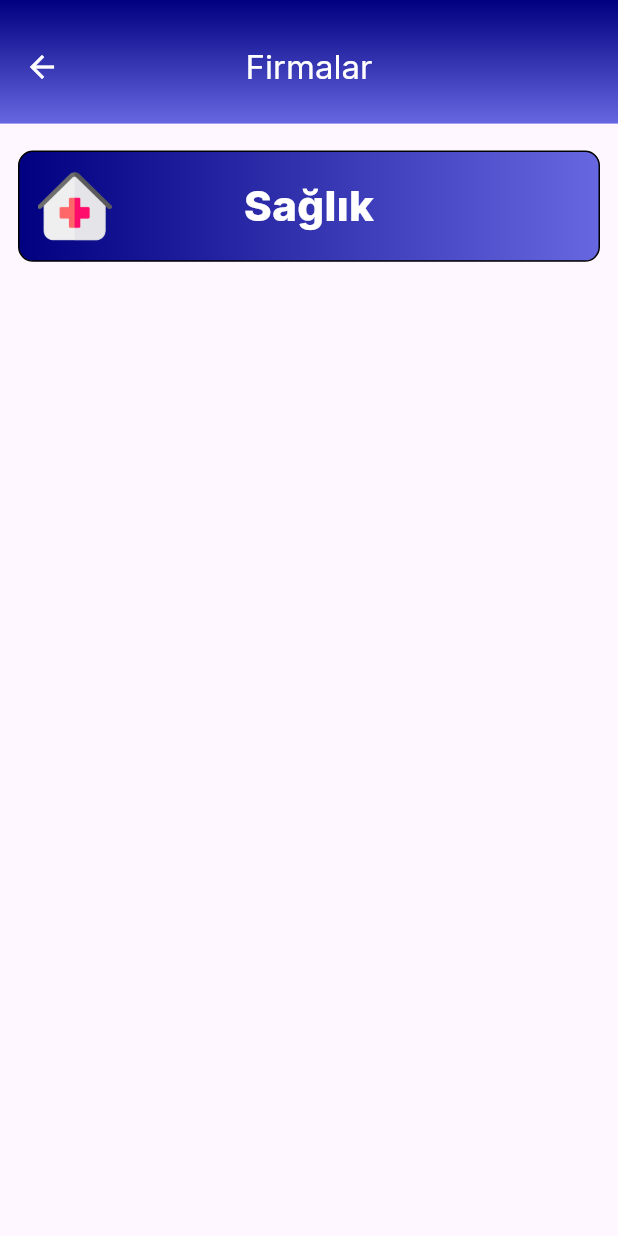
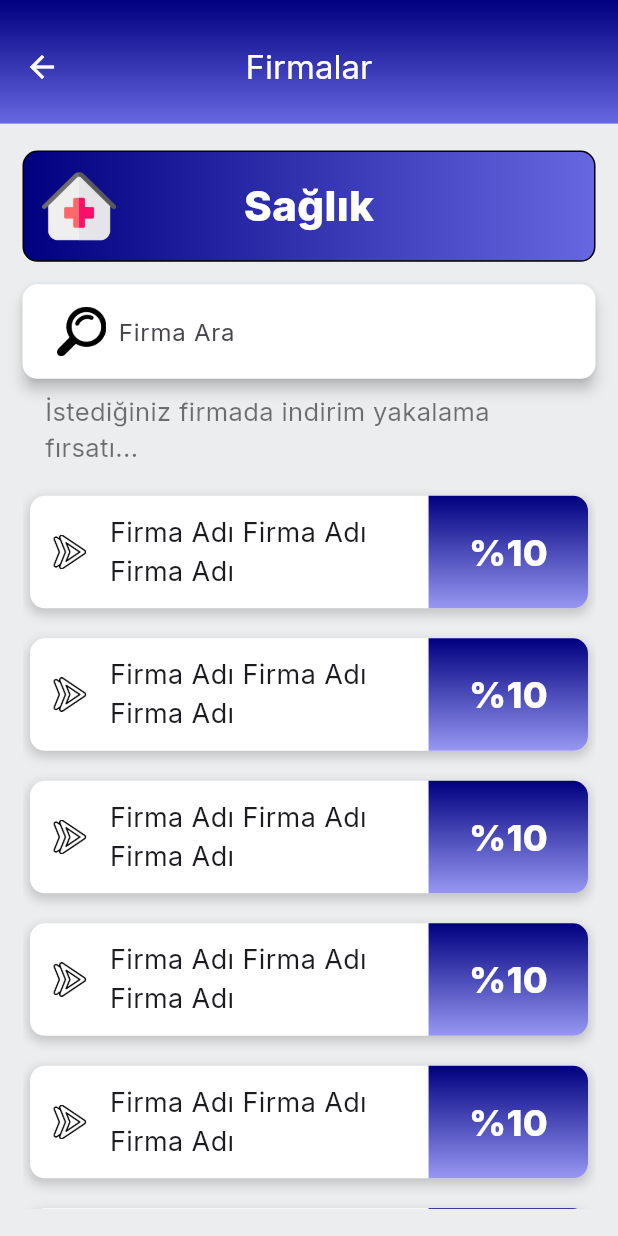
Before and after one commit to isTechSoftSoftwareTechnologies/lyness-draft, a Flutter app: the screen it shows after launch, on a phone screen of 412 x 824 dp. Run offline on Flutter 3.47's test engine with Material 3 defaults, Android fonts, the phone set to English and light mode, and no system bars; our stand-ins replace get, google_fonts.

Commit message:
Firma Listeleme Sayfası

```diff
--- a/lib/pages/company_list_page.dart
+++ b/lib/pages/company_list_page.dart
@@ -15,10 +15,164 @@ class CompanyListPage extends StatelessWidget {
         title: "Firmalar",
       ),
       body: Padding(
-        padding: const EdgeInsets.symmetric(horizontal: 12, vertical: 18),
+        padding: const EdgeInsets.symmetric(horizontal: 15, vertical: 18),
         child: Column(
           children: [
-            Container(
+            const SectorWidget(
+                iconPath: "assets/images/health.png", title: "Sağlık"),
+            const Padding(
+              padding: EdgeInsets.only(top: 15),
+              child: CustomSearchBar(),
+            ),
+            const Padding(
+              padding: EdgeInsets.symmetric(horizontal: 15, vertical: 10),
+              child: Text(
+                "İstediğiniz firmada indirim yakalama fırsatı...",
+                style: TextStyle(fontSize: 17, color: Colors.black54),
+              ),
+            ),
+            Expanded(
+                child: ListView.builder(
+              itemCount: 6,
+              itemBuilder: (context, index) {
+                return const CompanyListWidget(
+                  companyName: "Firma Adı Firma Adı Firma Adı",
+                  discountRate: 10,
+                );
+              },
+            ))
+          ],
+        ),
+      ),
+    );
+  }
+}
+
+class CompanyListWidget extends StatelessWidget {
+  const CompanyListWidget({
+    super.key,
+    required this.companyName,
+    required this.discountRate,
+  });
+
+  final String companyName;
+  final int discountRate;
+  @override
+  Widget build(BuildContext context) {
+    return Padding(
+      padding: const EdgeInsets.symmetric(vertical: 10, horizontal: 5),
+      child: InkWell(
+        onTap: () {
+          //Get.to(() => CompanyDetailPage());
+        },
+        child: Container(
+          decoration: BoxDecoration(
+            borderRadius: 10.0.borderRadius,
+            color: Colors.white,
+            boxShadow: [
+              BoxShadow(
+                color: Colors.grey.withOpacity(0.5),
+                spreadRadius: 1,
+                blurRadius: 5,
+                offset: const Offset(0, 3),
+              ),
+            ],
+          ),
+          height: 75,
+          child: Row(
+            children: [
+              Expanded(
+                flex: 1,
+                child: Padding(
+                  padding: const EdgeInsets.symmetric(horizontal: 15),
+                  child: Image.asset(
+                    "assets/images/right_arrow.png",
+                    height: 30,
+                  ),
+                ),
+              ),
+              Expanded(
+                flex: 4,
+                child: Text(
+                  companyName,
+                  maxLines: 2,
+                  overflow: TextOverflow.ellipsis,
+                  style: const TextStyle(fontSize: 18),
+                ),
+              ),
+              Expanded(
+                flex: 2,
+                child: Container(
+                  decoration: BoxDecoration(
+                    borderRadius: BorderRadius.only(
+                      topRight: 10.0.radius,
+                      bottomRight: 10.0.radius,
+                    ),
+                    gradient: const LinearGradient(
+                      colors: [
+                        ColorConstants.navyBlue,
+                        ColorConstants.pastelBlue
+                      ],
+                      begin: Alignment.topCenter,
+                      end: Alignment.bottomCenter,
+                    ),
+                  ),
+                  child: Center(
+                    child: Text(
+                      "%$discountRate",
+                      style: const TextStyle(
+                        color: Colors.white,
+                        fontSize: 24,
+                        fontWeight: FontWeight.w800,
+                      ),
+                    ),
+                  ),
+                ),
+              ),
+            ],
+          ),
+        ),
+      ),
+    );
+  }
+}
+
+class CustomSearchBar extends StatelessWidget {
+  const CustomSearchBar({
+    super.key,
+  });
+
+  @override
+  Widget build(BuildContext context) {
+    return SearchBar(
+      shape: WidgetStatePropertyAll(
+        RoundedRectangleBorder(
+          borderRadius: 10.0.borderRadius,
+        ),
+      ),
+      backgroundColor: const WidgetStatePropertyAll(Colors.white),
+      elevation: const WidgetStatePropertyAll(4),
+      hintText: "Firma Ara",
+      leading: Padding(
+        padding: const EdgeInsets.fromLTRB(15, 15, 0, 15),
+        child:
+            Image.asset("assets/images/search.png", height: 0.04.deviceHeight),
+      ),
+    );
+  }
+}
+
+class SectorWidget extends StatelessWidget {
+  const SectorWidget({
+    super.key,
+    required this.title,
+    required this.iconPath,
+  });
+  final String iconPath;
+  final String title;
+  @override
+  Widget build(BuildContext context) {
+    return Container(
       width: double.infinity,
       height: 0.09.deviceHeight,
       decoration: BoxDecoration(
@@ -39,14 +193,14 @@ class CompanyListPage extends StatelessWidget {
             Align(
               alignment: Alignment.centerLeft,
               child: Image.asset(
-                        "assets/images/health.png",
+                iconPath,
                 height: 0.06.deviceHeight,
               ),
             ),
-                    const Center(
+            Center(
               child: Text(
-                        "Sağlık",
-                        style: TextStyle(
+                title,
+                style: const TextStyle(
                   color: Colors.white,
                   fontSize: 28,
                   fontWeight: FontWeight.w800,
@@ -56,10 +210,6 @@ class CompanyListPage extends StatelessWidget {
           ],
         ),
       ),
-            ),
-          ],
-        ),
-      ),
     );
   }
 }
--- a/lib/theme.dart
+++ b/lib/theme.dart
@@ -8,6 +8,7 @@ class AppTheme {
   AppTheme._init();
 
   ThemeData get lightTheme => ThemeData.light().copyWith(
+        scaffoldBackgroundColor: ColorConstants.scaffoldBackground,
         inputDecorationTheme: InputDecorationTheme(
             border: OutlineInputBorder(
               borderSide: BorderSide.none,
@@ -28,4 +29,6 @@ class AppTheme {
 class ColorConstants {
   static const Color navyBlue = Color(0xFF000080);
   static const Color lotusBlue = Color(0xFF6767E1);
+  static const Color pastelBlue = Color(0xFF9797F2);
+  static const Color scaffoldBackground = Color(0xFFECEDEF);
 }
--- a/pubspec.yaml
+++ b/pubspec.yaml
@@ -61,7 +61,7 @@ flutter:
 
   # To add assets to your application, add an assets section, like this:
   assets:
-    - assets/images/health.png
+    - assets/images/
   #   - images/a_dot_ham.jpeg
 
   # An image asset can refer to one or more resolution-specific "variants", see
```
Also changed, not shown: assets/images/right_arrow.png (added), assets/images/search.png (added). Lines whose indentation alone changed are shown as unchanged.
